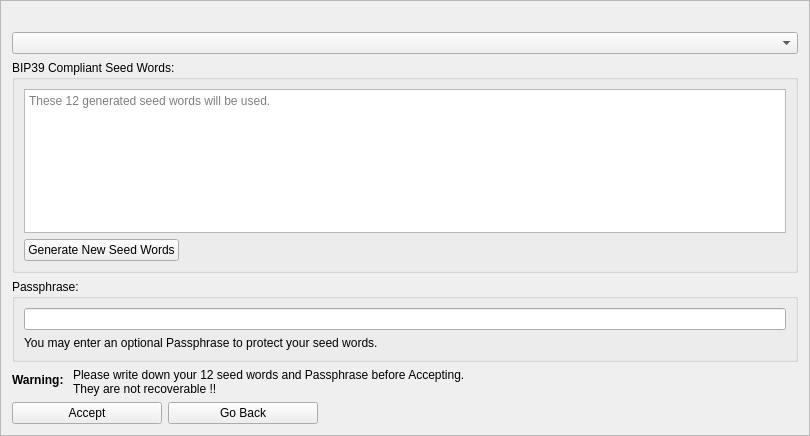
RavenProject/Ravencoin, file src/qt/forms/mnemonicdialog2.ui: the form before one commit.
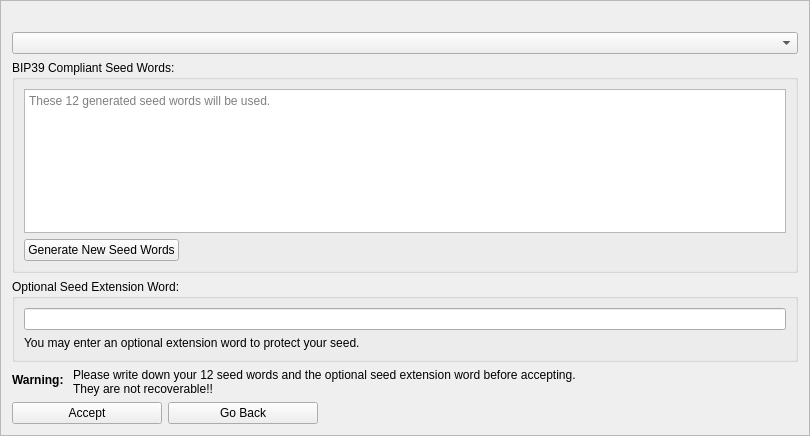
The form after the commit.

Commit message:
gui: optional seed extension word rename
    * Re-word in the import dialog.
    * Passphrase is used multiple times, renaming this to Seed Extension Word.
    * Add better tooltip.

```diff
--- a/src/qt/forms/mnemonicdialog2.ui
+++ b/src/qt/forms/mnemonicdialog2.ui
@@ -202,7 +202,7 @@
    <item>
     <widget class="QGroupBox" name="groupBox_2">
      <property name="title">
-      <string>Passphrase:</string>
+      <string>Optional Seed Extension Word:</string>
      </property>
      <layout class="QVBoxLayout" name="verticalLayout_2">
       <item>
@@ -215,7 +215,7 @@
       <item>
        <widget class="QLabel" name="passphraseLabel">
         <property name="text">
-         <string>You may enter an optional Passphrase to protect your seed words.</string>
+         <string>You may enter an optional extension word to protect your seed.</string>
         </property>
        </widget>
       </item>
@@ -253,8 +253,8 @@
      <item row="1" column="1">
       <widget class="QLabel" name="label_2">
        <property name="text">
-        <string>Please write down your 12 seed words and Passphrase before Accepting. 
-They are not recoverable !!</string>
+        <string>Please write down your 12 seed words and the optional seed extension word before accepting.
+They are not recoverable!!</string>
        </property>
       </widget>
      </item>
```
Left out of the diff: 4 changed lines with no effect on the pictures. The commit also changes 1 other file.
